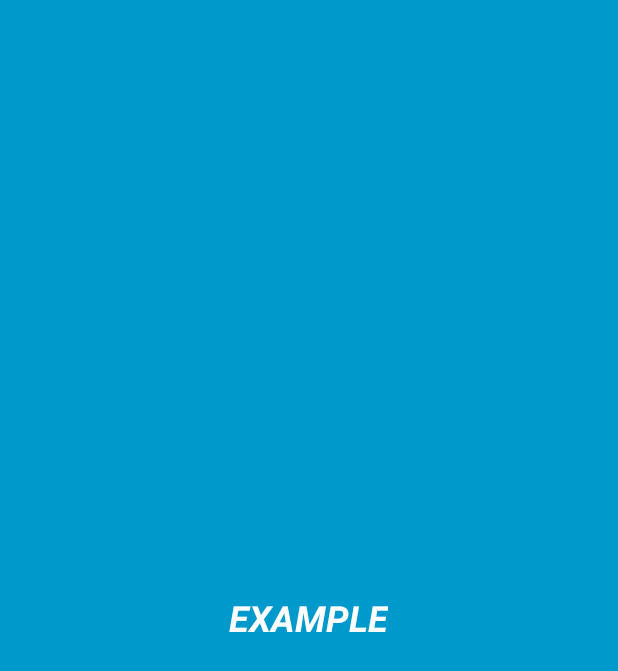
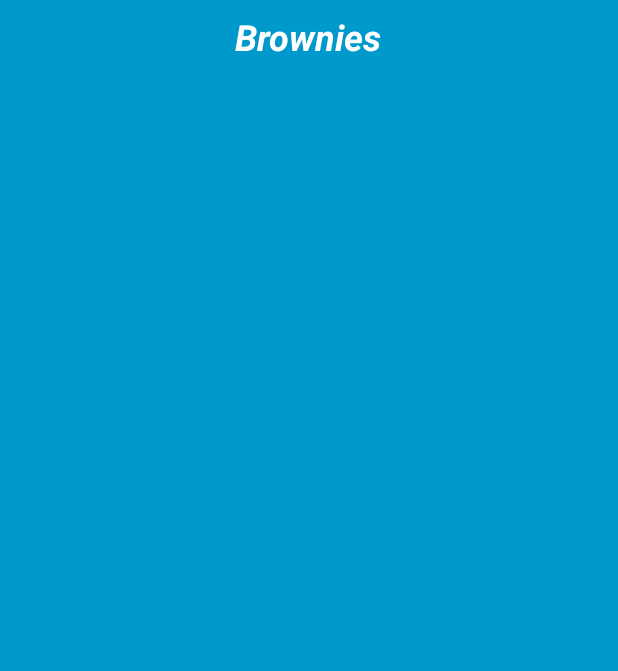
Before and after one commit to PoojaB26/BakingApp-Project3UdacityNanodegree, an Android app: the layout recipe_app_widget.xml on its own in the app's theme, with its tools: preview values and no code run, on a phone screen of 412 x 824 dp. Shown: the top 671 px of the screen. Run offline under Robolectric (Android 15) with nearby library versions, the phone set to English and light mode, and no system bars.

Commit message:
Implemented : Fab button adds recipe and its ingredient to widget

```diff
--- a/app/src/main/java/poojab26/bakingapp/RecipeItemDetailFragment.java
+++ b/app/src/main/java/poojab26/bakingapp/RecipeItemDetailFragment.java
@@ -33,6 +33,7 @@ public class RecipeItemDetailFragment extends Fragment {
      * represents.
      */
     public static final String ARG_ITEM_ID = "item_id";
+    public static final String ARG_RECIPE_NAME = "recipe_name";
     public static final String ARG_STEPS = "steps";
     public static final String ARG_INGREDIENT = "ingredients";
 
--- a/app/src/main/java/poojab26/bakingapp/RecipeListActivity.java
+++ b/app/src/main/java/poojab26/bakingapp/RecipeListActivity.java
@@ -109,12 +109,12 @@ public class RecipeListActivity extends AppCompatActivity {
 
                 recipeRecyclerView.setAdapter(new RecipeAdapter(recipes, new RecipeAdapter.OnItemClickListener() {
                     @Override public void onItemClick(int position) {
-                        Log.d("TAG", "inside main");
                         ArrayList<Ingredient> ingredients = recipes.get(position).getIngredients();
                         ArrayList<Step> steps = recipes.get(position).getSteps();
 
                         Bundle bundle = new Bundle();
                         bundle.putInt(RecipeItemDetailFragment.ARG_ITEM_ID, position);
+                        bundle.putString(RecipeItemDetailFragment.ARG_RECIPE_NAME, recipes.get(position).getName());
                         bundle.putParcelableArrayList(RecipeItemDetailFragment.ARG_INGREDIENT, ingredients);
                         bundle.putParcelableArrayList(RecipeItemDetailFragment.ARG_STEPS, steps);
 
--- a/app/src/main/res/layout/recipe_app_widget.xml
+++ b/app/src/main/res/layout/recipe_app_widget.xml
@@ -1,21 +1,33 @@
 <RelativeLayout xmlns:android="http://schemas.android.com/apk/res/android"
     android:layout_width="match_parent"
     android:layout_height="match_parent"
+    android:id="@+id/widget_container"
     android:background="#09C"
     android:padding="@dimen/widget_margin">
 
+
+
     <TextView
-        android:id="@+id/appwidget_text"
         android:layout_width="wrap_content"
         android:layout_height="wrap_content"
+        android:id="@+id/tvRecipeName"
         android:layout_centerHorizontal="true"
-        android:layout_centerVertical="true"
         android:layout_margin="8dp"
-        android:background="#09C"
-        android:contentDescription="@string/appwidget_text"
-        android:text="@string/appwidget_text"
         android:textColor="#ffffff"
         android:textSize="24sp"
-        android:textStyle="bold|italic" />
+        android:textStyle="bold|italic"
+        android:text="Brownies"/>
+
+    <TextView
+        android:layout_width="wrap_content"
+        android:layout_height="wrap_content"
+        android:id="@+id/tvIngredientsWidget"
+        android:layout_below="@+id/tvRecipeName"
+        android:maxLines="15"
+        android:layout_centerHorizontal="true"
+        android:textColor="#ffffff"
+        android:textSize="24sp"
+        android:textStyle="bold|italic"
+        android:layout_margin="8dp"/>
 
 </RelativeLayout>
--- a/app/src/main/res/xml/recipe_app_widget_info.xml
+++ b/app/src/main/res/xml/recipe_app_widget_info.xml
@@ -2,7 +2,7 @@
 <appwidget-provider xmlns:android="http://schemas.android.com/apk/res/android"
     android:initialKeyguardLayout="@layout/recipe_app_widget"
     android:initialLayout="@layout/recipe_app_widget"
-    android:minHeight="40dp"
+    android:minHeight="100dp"
     android:minWidth="80dp"
     android:previewImage="@drawable/example_appwidget_preview"
     android:resizeMode="horizontal|vertical"
```
Also changed, not shown: app/src/main/java/poojab26/bakingapp/RecipeAppWidget.java (+22 -2 lines), app/src/main/java/poojab26/bakingapp/RecipeItemDetailActivity.java (+21 -5 lines).
